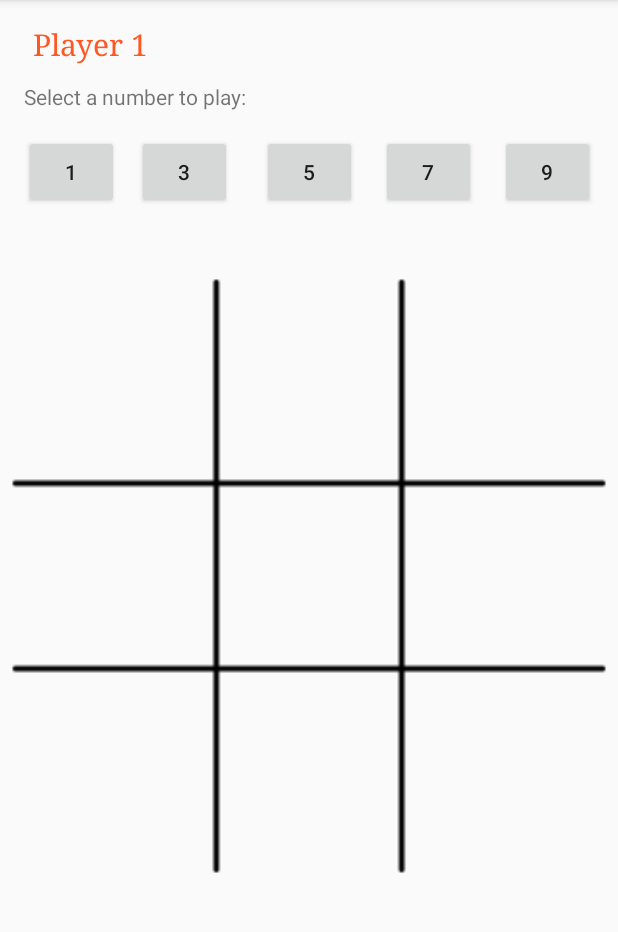
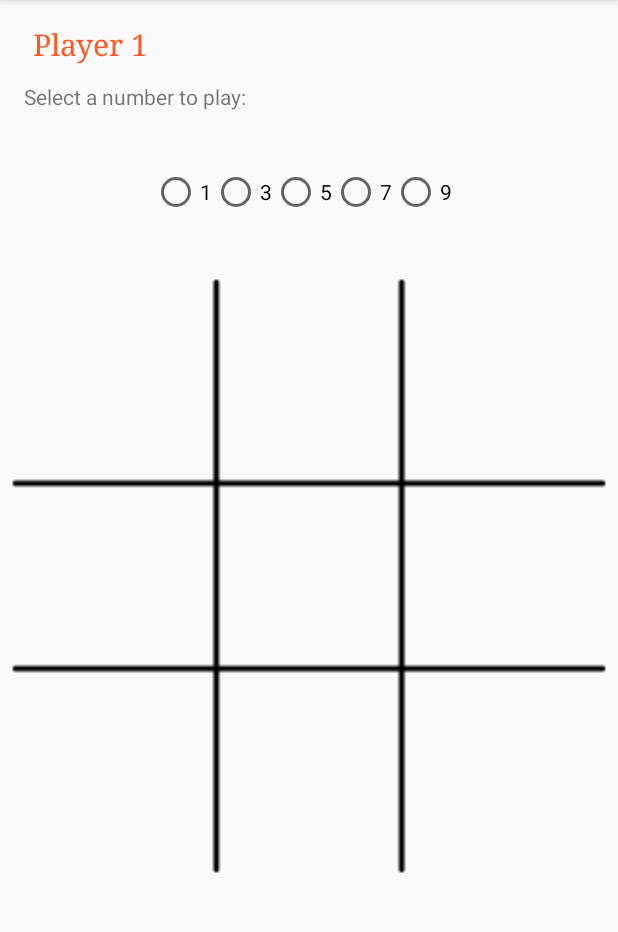
Before and after one commit to dclaxton/4020-Assignment1, an Android app: the PlayNumericalActivity screen opened directly, with no data from a screen before it, on a phone screen of 412 x 824 dp, the part 84-1016 px from its top. Run offline under Robolectric (Android 15) with nearby library versions, the phone set to English and light mode, and no system bars.

Commit message:
Added functions to change turns and moves. Added an activity for the end of the game.

```diff
--- a/app/src/main/AndroidManifest.xml
+++ b/app/src/main/AndroidManifest.xml
@@ -27,6 +27,9 @@
         <activity android:name=".InstructionsActivity"
             android:label="Instructions for each Tic-Tac-Toe variant">
         </activity>
+        <activity android:name=".GameEndActivity"
+            android:label="End of the game">
+        </activity>
     </application>
 
 </manifest>
--- a/app/src/main/java/csci/apsu/tictactoe/PlayNumericalActivity.java
+++ b/app/src/main/java/csci/apsu/tictactoe/PlayNumericalActivity.java
@@ -1,43 +1,78 @@
 package csci.apsu.tictactoe;
 
+import android.content.Intent;
 import android.os.Bundle;
+import android.util.SparseIntArray;
 import android.view.View;
 import android.view.ViewGroup;
 import android.widget.ImageView;
-import android.widget.LinearLayout;
+import android.widget.RadioButton;
+import android.widget.RadioGroup;
 import android.widget.TextView;
 
 import androidx.appcompat.app.AppCompatActivity;
 
+
 public class PlayNumericalActivity extends AppCompatActivity implements View.OnClickListener {
 
-    public static final int ROWS = 6, COLS = 6;
+    // Constants for the board
+    public static final int ROWS = 3, COLS = 3;
     public static int[][] board = new int[ROWS][COLS];
-    public static int moves = 0;
+    public static SparseIntArray moves = new SparseIntArray();
+    public static int turns_taken = 0;
+    public static int max_moves = 9;
 
+    // Objects used frequently
+    public static Intent intent;
+    public View child;
     public TextView turn_textView;
+    public ImageView position_imageView;
+    public RadioGroup number_radioGroup;
+    public RadioButton number_radioButton;
 
     @Override
     protected void onCreate(Bundle savedInstanceState) {
         super.onCreate(savedInstanceState);
         setContentView(R.layout.activity_play_numerical);
+
+        initializeBoard();
     }
 
     @Override
     public void onClick(View view) {
+        for (int i = 0; i < ROWS; i++) {
+            for (int j = 0; j < COLS; j++) {
+                if (view.getId() == board[i][j]) {
+                    position_imageView = findViewById(board[i][j]);
 
+                    for (int k = 0; k < moves.size(); k++) {
+                        number_radioButton = findViewById(moves.keyAt(k));
+
+                        if (number_radioButton.isChecked() && position_imageView.getTag() == null) {
+                            position_imageView.setBackgroundResource(getResources().getIdentifier("number_" + moves.valueAt(k), "drawable", getPackageName()));
+                            position_imageView.setTag(getResources().getIdentifier("number_" + moves.valueAt(k), "drawable", getPackageName()));
+                            board[i][j] = moves.valueAt(k);
+                        }
+                    }
+
+                    changeTurn();
+                }
+            }
+        }
     }
 
     private void initializeBoard() {
-        View child;
         ViewGroup layout = findViewById(R.id.board_linearLayout);
+        number_radioGroup = findViewById(R.id.number_choices_rg);
         turn_textView = findViewById(R.id.player_turn_textView);
-        moves = 0;
+        turns_taken = 0;
+
+        changeMoves(R.string.player1_turn);
 
         for (int i = 0; i < layout.getChildCount(); i++) {
             child = layout.getChildAt(i);
-            if (child instanceof LinearLayout) {
             ViewGroup rowLayout = findViewById(child.getId());
+
             for (int j = 0; j < rowLayout.getChildCount(); j++) {
                 child = rowLayout.getChildAt(j);
                 if (child instanceof ImageView) {
@@ -45,6 +80,57 @@ public class PlayNumericalActivity extends AppCompatActivity implements View.OnC
                     board[i][j] = child.getId();
                 }
             }
+        }
+    }
+
+    // Indicates whose turn it is and checks for a winner
+    private void changeTurn() {
+        turns_taken++;
+
+        if (isWinner()) {
+            intent = new Intent(getBaseContext(), GameEndActivity.class);
+
+            if (turn_textView.getText().equals(getString(R.string.player1_turn))) {
+                intent.putExtra("Player 1", R.string.player1_wins);
+            } else {
+                intent.putExtra("Player 2", R.string.player2_wins);
+            }
+
+            startActivity(intent);
+        } else if (turns_taken >= max_moves) {
+            startActivity(new Intent(getBaseContext(), GameEndActivity.class));
+        } else if (turn_textView.getText().equals(getString(R.string.player1_turn))) {
+            turn_textView.setText(R.string.player2_turn);
+            changeMoves(R.string.player2_turn);
+        } else {
+            turn_textView.setText(R.string.player1_turn);
+            changeMoves(R.string.player1_turn);
+        }
+    }
+
+    // Changes the possible moves depending on the current player
+    private void changeMoves(int player) {
+        moves.clear();
+
+        if (player == R.string.player1_turn) {
+            number_radioButton = findViewById(R.id.fifth_rb);
+            number_radioButton.setVisibility(View.VISIBLE);
+
+            for (int i = 0; i < number_radioGroup.getChildCount(); i++) {
+                child = number_radioGroup.getChildAt(i);
+                ((RadioButton) child).setText("");
+                ((RadioButton) child).append("" + ((i * 2) + 1));
+                moves.put(child.getId(), (i * 2) + 1);
+            }
+        } else {
+            number_radioButton = findViewById(R.id.fifth_rb);
+            number_radioButton.setVisibility(View.GONE);
+
+            for (int i = 0; i < number_radioGroup.getChildCount() - 1; i++) {
+                child = number_radioGroup.getChildAt(i);
+                ((RadioButton) child).setText("");
+                ((RadioButton) child).append("" + ((i * 2) + 2));
+                moves.put(child.getId(), ((i * 2) + 2));
             }
         }
     }
@@ -83,7 +169,7 @@ public class PlayNumericalActivity extends AppCompatActivity implements View.OnC
 
         // Check reverse-diagonal
         for (int row = 0; row < board.length - 2; row++) {
-            for (int col = 4; col < board[row].length; col++) {
+            for (int col = 2; col < board[row].length; col++) {
                 if (board[row][col] + board[row + 1][col - 1] +
                         board[row + 2][col - 2] == 15) {
                     return true;
--- a/app/src/main/res/layout/activity_play_numerical.xml
+++ b/app/src/main/res/layout/activity_play_numerical.xml
@@ -3,6 +3,7 @@
     xmlns:android="http://schemas.android.com/apk/res/android"
     xmlns:app="http://schemas.android.com/apk/res-auto"
     xmlns:tools="http://schemas.android.com/tools"
+    android:id="@+id/constraintLayout"
     android:orientation="vertical"
     android:layout_width="match_parent"
     android:layout_height="match_parent">
@@ -89,19 +90,22 @@
                 android:id="@+id/top_left_imageView"
                 android:layout_width="wrap_content"
                 android:layout_height="match_parent"
-                android:layout_weight="1" />
+                android:layout_weight="1"
+                app:srcCompat="@drawable/empty" />
 
             <ImageView
                 android:id="@+id/top_center_imageView"
                 android:layout_width="wrap_content"
                 android:layout_height="match_parent"
-                android:layout_weight="1" />
+                android:layout_weight="1"
+                app:srcCompat="@drawable/empty" />
 
             <ImageView
                 android:id="@+id/top_right_imageView"
                 android:layout_width="wrap_content"
                 android:layout_height="match_parent"
-                android:layout_weight="1" />
+                android:layout_weight="1"
+                app:srcCompat="@drawable/empty" />
 
         </LinearLayout>
 
@@ -115,19 +119,22 @@
                 android:id="@+id/middle_left_imageView"
                 android:layout_width="wrap_content"
                 android:layout_height="match_parent"
-                android:layout_weight="1" />
+                android:layout_weight="1"
+                app:srcCompat="@drawable/empty" />
 
             <ImageView
                 android:id="@+id/middle_center_imageView"
                 android:layout_width="wrap_content"
                 android:layout_height="match_parent"
-                android:layout_weight="1" />
+                android:layout_weight="1"
+                app:srcCompat="@drawable/empty" />
 
             <ImageView
                 android:id="@+id/middle_right_imageView"
                 android:layout_width="wrap_content"
                 android:layout_height="match_parent"
-                android:layout_weight="1" />
+                android:layout_weight="1"
+                app:srcCompat="@drawable/empty" />
         </LinearLayout>
 
         <LinearLayout
@@ -140,19 +147,22 @@
                 android:id="@+id/bottom_left_imageView"
                 android:layout_width="wrap_content"
                 android:layout_height="match_parent"
-                android:layout_weight="1" />
+                android:layout_weight="1"
+                app:srcCompat="@drawable/empty" />
 
             <ImageView
                 android:id="@+id/bottom_center_imageView"
                 android:layout_width="wrap_content"
                 android:layout_height="match_parent"
-                android:layout_weight="1" />
+                android:layout_weight="1"
+                app:srcCompat="@drawable/empty" />
 
             <ImageView
                 android:id="@+id/bottom_right_imageView"
                 android:layout_width="wrap_content"
                 android:layout_height="match_parent"
-                android:layout_weight="1" />
+                android:layout_weight="1"
+                app:srcCompat="@drawable/empty" />
         </LinearLayout>
     </LinearLayout>
 
@@ -162,7 +172,7 @@
         android:layout_height="wrap_content"
         android:layout_marginTop="16dp"
         android:fontFamily="serif"
-        android:text="Player 1"
+        android:text="@string/player1_turn"
         android:textAppearance="@android:style/TextAppearance"
         android:textColor="#FF5722"
         android:textSize="20sp"
@@ -182,54 +192,43 @@
         app:layout_constraintStart_toStartOf="parent"
         app:layout_constraintTop_toBottomOf="@+id/player_turn_textView" />
 
-    <Button
-        android:id="@+id/button"
-        android:layout_width="63dp"
-        android:layout_height="49dp"
-        android:layout_marginStart="16dp"
-        android:layout_marginTop="16dp"
-        android:text="1"
+    <RadioGroup
+        android:id="@+id/number_choices_rg"
+        android:layout_width="wrap_content"
+        android:layout_height="wrap_content"
+        android:layout_marginStart="100dp"
+        android:orientation="horizontal"
+        app:layout_constraintBottom_toTopOf="@+id/board_linearLayout"
+        app:layout_constraintEnd_toEndOf="parent"
+        app:layout_constraintHorizontal_bias="0.009"
         app:layout_constraintStart_toStartOf="parent"
-        app:layout_constraintTop_toBottomOf="@+id/select_number_textview" />
+        app:layout_constraintTop_toBottomOf="@+id/select_number_textview"
+        app:layout_constraintVertical_bias="0.448">
 
-    <Button
-        android:id="@+id/button2"
-        android:layout_width="63dp"
-        android:layout_height="49dp"
-        android:layout_marginStart="12dp"
-        android:layout_marginTop="16dp"
-        android:text="3"
-        app:layout_constraintStart_toEndOf="@+id/button"
-        app:layout_constraintTop_toBottomOf="@+id/select_number_textview" />
+        <RadioButton
+            android:id="@+id/first_rb"
+            android:layout_width="match_parent"
+            android:layout_height="wrap_content" />
 
-    <Button
-        android:id="@+id/button3"
-        android:layout_width="63dp"
-        android:layout_height="49dp"
-        android:layout_marginStart="20dp"
-        android:layout_marginTop="16dp"
-        android:text="5"
-        app:layout_constraintStart_toEndOf="@+id/button2"
-        app:layout_constraintTop_toBottomOf="@+id/select_number_textview" />
+        <RadioButton
+            android:id="@+id/second_rb"
+            android:layout_width="match_parent"
+            android:layout_height="wrap_content" />
 
-    <Button
-        android:id="@+id/button4"
-        android:layout_width="63dp"
-        android:layout_height="49dp"
-        android:layout_marginStart="16dp"
-        android:layout_marginTop="16dp"
-        android:text="7"
-        app:layout_constraintStart_toEndOf="@+id/button3"
-        app:layout_constraintTop_toBottomOf="@+id/select_number_textview" />
+        <RadioButton
+            android:id="@+id/third_rb"
+            android:layout_width="match_parent"
+            android:layout_height="wrap_content" />
 
-    <Button
-        android:id="@+id/button5"
-        android:layout_width="63dp"
-        android:layout_height="49dp"
-        android:layout_marginStart="16dp"
-        android:layout_marginTop="16dp"
-        android:text="9"
-        app:layout_constraintStart_toEndOf="@+id/button4"
-        app:layout_constraintTop_toBottomOf="@+id/select_number_textview" />
+        <RadioButton
+            android:id="@+id/fourth_rb"
+            android:layout_width="match_parent"
+            android:layout_height="wrap_content" />
+
+        <RadioButton
+            android:id="@+id/fifth_rb"
+            android:layout_width="match_parent"
+            android:layout_height="wrap_content" />
+    </RadioGroup>
 
 </androidx.constraintlayout.widget.ConstraintLayout>
--- a/app/src/main/res/values/strings.xml
+++ b/app/src/main/res/values/strings.xml
@@ -1,3 +1,10 @@
 <resources>
     <string name="app_name">tictactoe</string>
+    <string name="player1_wins">Player 1 Wins!</string>
+    <string name="player2_wins">Player 2 Wins!</string>
+    <string name="player1_turn">Player 1</string>
+    <string name="player2_turn">Player 2</string>
+    <string name="replay">Play again</string>
+    <string name="menu">Main menu</string>
+    <string name="tie">Tie Game!</string>
 </resources>
```
Also changed, not shown: app/src/main/java/csci/apsu/tictactoe/GameEndActivity.java (added, +54 -0 lines), app/src/main/res/layout/activity_end_game.xml (added, +70 -0 lines). Lines whose indentation alone changed are shown as unchanged.
